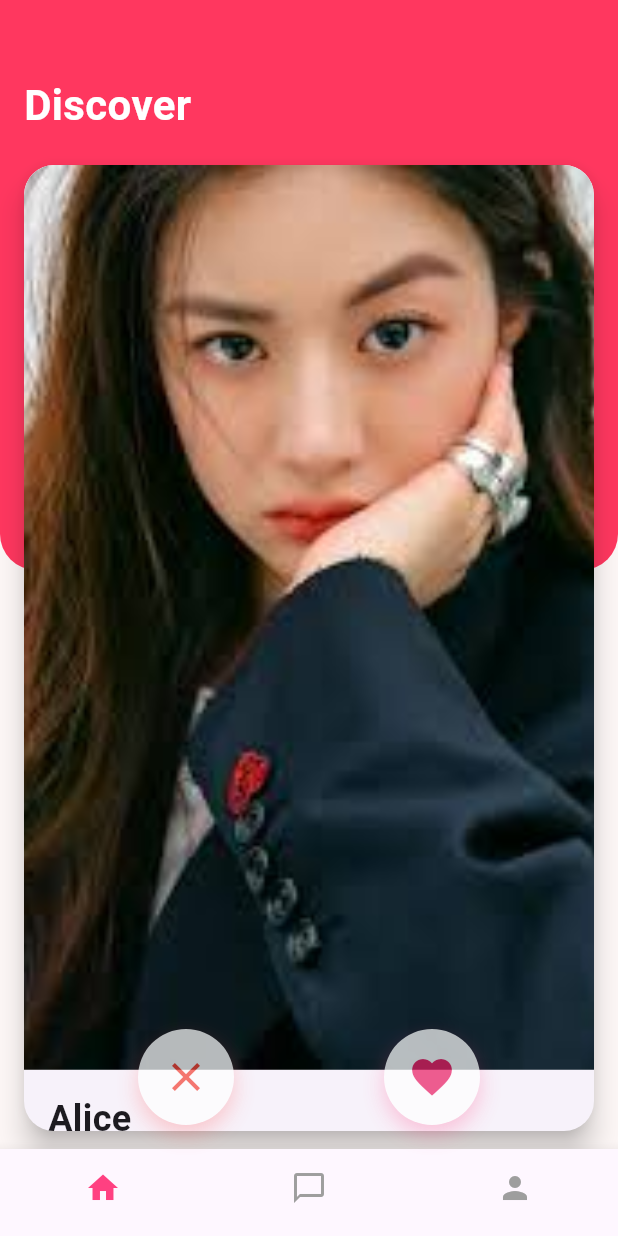
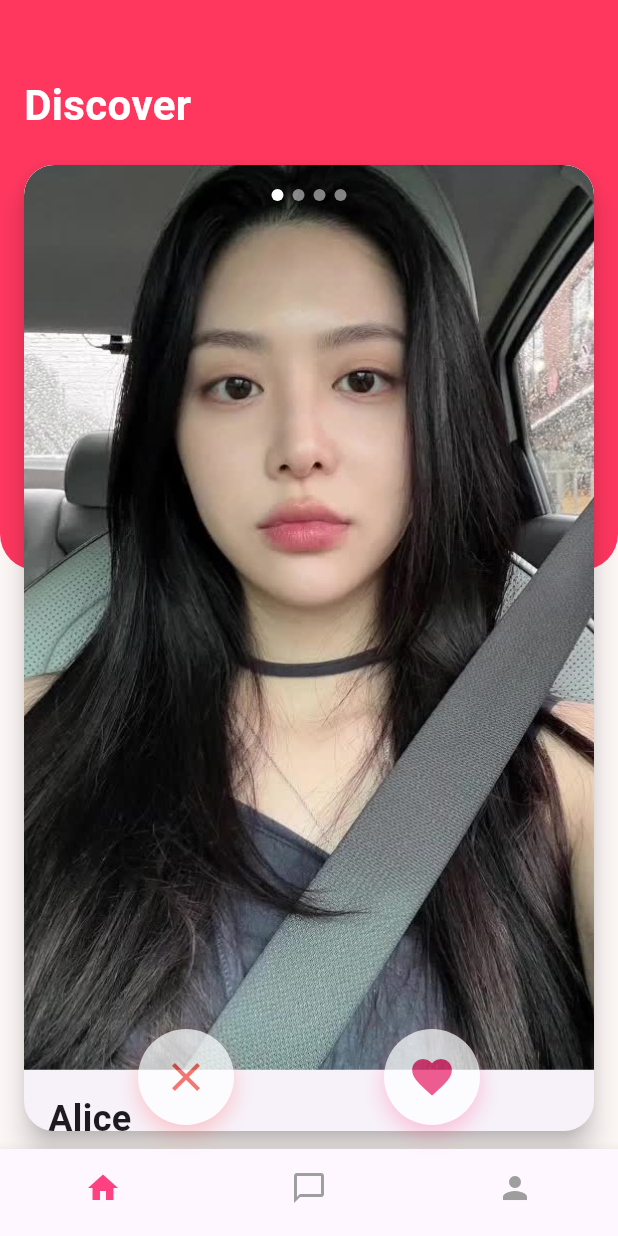
Before and after one commit to CatchU-DatingApp/CatchU-frontend, a Flutter app: the DiscoverPage screen opened directly, on a phone screen of 412 x 824 dp. Run offline on Flutter 3.47's test engine with Material 3 defaults, Android fonts, the phone set to English and light mode, and no system bars; our stand-ins replace cloud_firestore, firebase_auth, firebase_core, firebase_storage; accounts and stored records are empty.

Commit message:
BISA KLIK DI GAMBAR BUAT GANTI GANTI

```diff
--- a/lib/home/homepage1.dart
+++ b/lib/home/homepage1.dart
@@ -4,7 +4,7 @@ import 'chat.dart';
 
 class ProfileData {
   final String name;
-  final String image;
+  final List<String> images; // Changed from single image to list of images
   final String distance;
   final String bio;
   final String faculty;
@@ -12,7 +12,7 @@ class ProfileData {
 
   ProfileData({
     required this.name,
-    required this.image,
+    required this.images, // Now a list
     required this.distance,
     this.bio = 'No bio available',
     this.faculty = 'Unspecified',
@@ -34,12 +34,20 @@ class _DiscoverPageState extends State<DiscoverPage>
   int _currentProfileIndex = 0;
   bool _isAnimating = false;
 
+  // Track current image index for each profile
+  Map<int, int> _currentImageIndices = {};
+
   final ScrollController _scrollController = ScrollController();
 
   final List<ProfileData> _profiles = [
     ProfileData(
       name: 'Alice',
-      image: 'assets/images/1.jpg',
+      images: [
+        'assets/images/1_1.jpg',
+        'assets/images/1_2.jpg',
+        'assets/images/1_3.jpg',
+        'assets/images/1_4.jpg',
+      ],
       distance: '2 km',
       bio: 'Loves hiking and photography.',
       faculty: 'Informatics',
@@ -47,7 +55,11 @@ class _DiscoverPageState extends State<DiscoverPage>
     ),
     ProfileData(
       name: 'Bob',
-      image: 'assets/images/2.jpg',
+      images: [
+        'assets/images/2_1.jpg',
+        'assets/images/2_2.jpg',
+        'assets/images/2_3.jpg',
+      ],
       distance: '5 km',
       bio: 'Enjoys painting and jazz music.',
       faculty: 'Art',
@@ -55,7 +67,14 @@ class _DiscoverPageState extends State<DiscoverPage>
     ),
     ProfileData(
       name: 'Clara',
-      image: 'assets/images/3.jpg',
+      images: [
+        'assets/images/3_1.jpg',
+        'assets/images/3_2.jpg',
+        'assets/images/3_3.jpg',
+        'assets/images/3_4.jpg',
+        'assets/images/3_5.jpg',
+        'assets/images/3_6.jpg',
+      ],
       distance: '1.2 km',
       bio: 'Tech enthusiast and dog lover.',
       faculty: 'Fakultas Seni',
@@ -91,6 +110,11 @@ class _DiscoverPageState extends State<DiscoverPage>
         });
       }
     });
+
+    // Initialize image indices for all profiles
+    for (int i = 0; i < _profiles.length; i++) {
+      _currentImageIndices[i] = 0;
+    }
   }
 
   @override
@@ -148,6 +172,29 @@ class _DiscoverPageState extends State<DiscoverPage>
     _swipeController.forward();
   }
 
+  // Navigate to next image for the current profile
+  void _nextImage() {
+    final currentProfile = _profiles[_currentProfileIndex];
+    final currentImageIndex = _currentImageIndices[_currentProfileIndex] ?? 0;
+
+    if (currentImageIndex < currentProfile.images.length - 1) {
+      setState(() {
+        _currentImageIndices[_currentProfileIndex] = currentImageIndex + 1;
+      });
+    }
+  }
+
+  // Navigate to previous image for the current profile
+  void _previousImage() {
+    final currentImageIndex = _currentImageIndices[_currentProfileIndex] ?? 0;
+
+    if (currentImageIndex > 0) {
+      setState(() {
+        _currentImageIndices[_currentProfileIndex] = currentImageIndex - 1;
+      });
+    }
+  }
+
   @override
   Widget build(BuildContext context) {
     final currentProfile = _profiles[_currentProfileIndex];
@@ -198,30 +245,28 @@ class _DiscoverPageState extends State<DiscoverPage>
                     scale: 0.8,
                     child: Transform.translate(
                       offset: Offset(0, -30),
-                      child: _buildProfileCard(nextNextProfile, cardHeight),
+                      child: _buildProfileCard(nextNextProfile, cardHeight, (_currentProfileIndex + 2) % _profiles.length),
                     ),
                   ),
                   Transform.scale(
                     scale: 0.9,
                     child: Transform.translate(
                       offset: Offset(0, -15),
-                      child: _buildProfileCard(nextProfile, cardHeight),
+                      child: _buildProfileCard(nextProfile, cardHeight, (_currentProfileIndex + 1) % _profiles.length),
                     ),
                   ),
                   AnimatedBuilder(
                     animation: _swipeController,
                     builder: (context, child) {
                       return Transform.translate(
-                        offset:
-                            _slideAnimation.value *
-                            MediaQuery.of(context).size.width,
+                        offset: _slideAnimation.value * MediaQuery.of(context).size.width,
                         child: Transform.rotate(
                           angle: _rotationAnimation.value,
                           child: child,
                         ),
                       );
                     },
-                    child: _buildProfileCard(currentProfile, cardHeight),
+                    child: _buildProfileCard(currentProfile, cardHeight, _currentProfileIndex),
                   ),
                 ],
               ),
@@ -273,7 +318,14 @@ class _DiscoverPageState extends State<DiscoverPage>
     );
   }
 
-  Widget _buildProfileCard(ProfileData profile, double cardHeight) {
+  Widget _buildProfileCard(ProfileData profile, double cardHeight, int profileIndex) {
+    // Get current image index for this profile
+    final currentImageIndex = _currentImageIndices[profileIndex] ?? 0;
+    final currentImage = profile.images[currentImageIndex];
+
+    // Calculate image indicators based on total images
+    final totalImages = profile.images.length;
+
     return Card(
       elevation: 8,
       margin: EdgeInsets.symmetric(horizontal: 16),
@@ -283,25 +335,86 @@ class _DiscoverPageState extends State<DiscoverPage>
         width: 520,
         height: cardHeight,
         child: SingleChildScrollView(
-          controller: _scrollController,
+          controller: profileIndex == _currentProfileIndex ? _scrollController : null,
           physics: BouncingScrollPhysics(),
           padding: EdgeInsets.only(bottom: 20),
           child: Column(
             crossAxisAlignment: CrossAxisAlignment.start,
             children: [
+              Stack(
+                children: [
                   AspectRatio(
                     aspectRatio: 0.63,
-                child: ClipRRect(
+                    child: Stack(
+                      fit: StackFit.expand,
+                      children: [
+                        // Current image
+                        ClipRRect(
                           borderRadius: BorderRadius.only(
                             topLeft: Radius.circular(20),
                             topRight: Radius.circular(20),
                           ),
                           child: Image.asset(
-                    profile.image,
+                            currentImage,
                             width: double.infinity,
                             fit: BoxFit.cover,
                           ),
                         ),
+
+                        // Left and right navigation areas
+                        if (profileIndex == _currentProfileIndex) Row(
+                          children: [
+                            // Left navigation (previous image)
+                            Expanded(
+                              flex: 1,
+                              child: GestureDetector(
+                                onTap: currentImageIndex > 0 ? _previousImage : null,
+                                child: Container(
+                                  color: Colors.transparent,
+                                ),
+                              ),
+                            ),
+
+                            // Right navigation (next image)
+                            Expanded(
+                              flex: 1,
+                              child: GestureDetector(
+                                onTap: currentImageIndex < totalImages - 1 ? _nextImage : null,
+                                child: Container(
+                                  color: Colors.transparent,
+                                ),
+                              ),
+                            ),
+                          ],
+                        ),
+
+                        // Image indicators
+                        Positioned(
+                          top: 16,
+                          left: 0,
+                          right: 0,
+                          child: Row(
+                            mainAxisAlignment: MainAxisAlignment.center,
+                            children: List.generate(
+                              totalImages,
+                                  (index) => Container(
+                                margin: EdgeInsets.symmetric(horizontal: 3),
+                                width: 8,
+                                height: 8,
+                                decoration: BoxDecoration(
+                                  shape: BoxShape.circle,
+                                  color: index == currentImageIndex
+                                      ? Colors.white
+                                      : Colors.white.withOpacity(0.5),
+                                ),
+                              ),
+                            ),
+                          ),
+                        ),
+                      ],
+                    ),
+                  ),
+                ],
               ),
               Padding(
                 padding: const EdgeInsets.all(16.0),
```
Also changed, not shown: assets/images/1.jpg (deleted), assets/images/1_1.jpg (renamed from assets/images/3.jpg), assets/images/1_2.jpg (added), assets/images/1_3.jpg (added), assets/images/1_4.jpg (added), assets/images/2_1.jpg (renamed from assets/images/2.jpg), assets/images/2_2.jpg (added), assets/images/2_3.jpg (added), assets/images/3_1.jpg (added), assets/images/3_2.jpg (added), assets/images/3_3.jpg (added), assets/images/3_4.jpg (added), assets/images/3_5.jpg (added), assets/images/3_6.jpg (added), 1 more files. Lines whose indentation alone changed are shown as unchanged.
